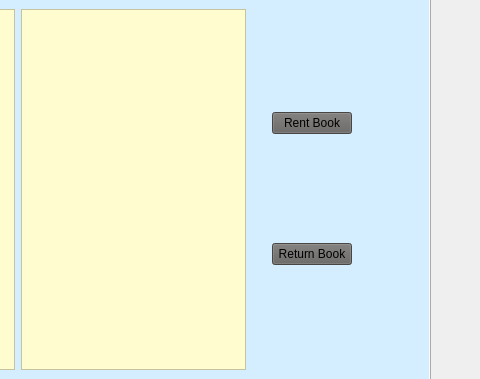
Old version of the form Window_Classes/UserPage/UserPage.ui in the repository interval-package/Library_Manage_System; both pictures show x 320 to 800 and y 126 to 505 of the 800 by 600 pixel window.
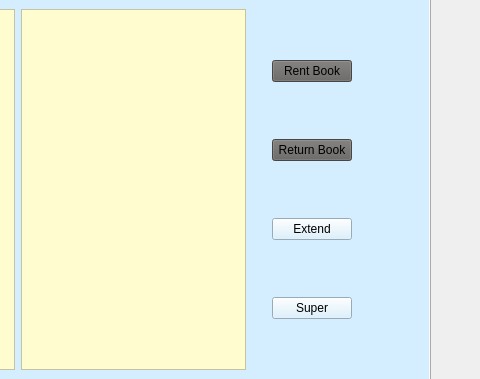
New version of the form.

Diff of the .ui file:
```diff
--- a/Window_Classes/UserPage/UserPage.ui
+++ b/Window_Classes/UserPage/UserPage.ui
@@ -121,6 +121,20 @@
              </property>
             </widget>
            </item>
+           <item>
+            <widget class="QPushButton" name="ExtendButton">
+             <property name="text">
+              <string>Extend</string>
+             </property>
+            </widget>
+           </item>
+           <item>
+            <widget class="QPushButton" name="SuperButton">
+             <property name="text">
+              <string>Super</string>
+             </property>
+            </widget>
+           </item>
           </layout>
          </item>
          <item>
```
